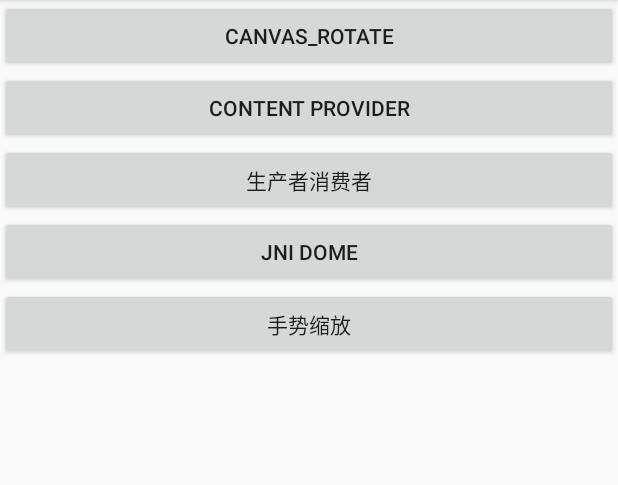
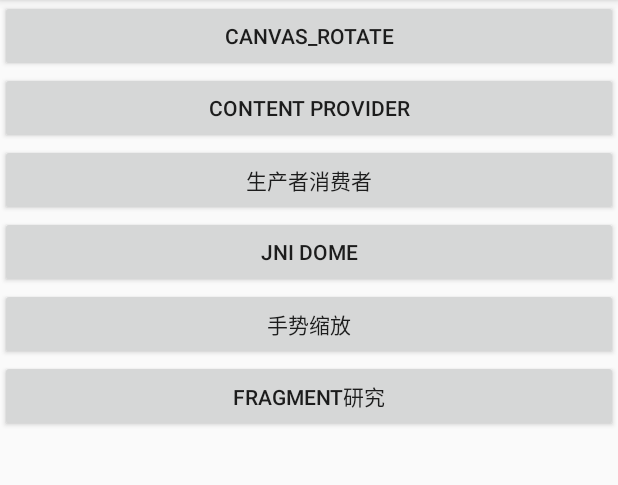
Before and after one commit to Linus-Smith/Android-rehearsal, an Android app: the screen it shows after launch (MainActivity), on a phone screen of 412 x 824 dp, the part 84-569 px from its top. Run offline under Robolectric (Android 15) with nearby library versions, the phone set to English and light mode, and no system bars.

Commit message:
[MD]add FragmentDome

```diff
--- a/MDevelopers/src/main/AndroidManifest.xml
+++ b/MDevelopers/src/main/AndroidManifest.xml
@@ -31,7 +31,8 @@
         <activity android:name=".activity.ContentProviderActivity" />
         <activity android:name=".activity.ThreadDomeOne" />
         <activity android:name=".activity.JniDomeActivity" />
-        <activity android:name=".activity.ScaleGestureActivity"></activity>
+        <activity android:name=".activity.ScaleGestureActivity" />
+        <activity android:name=".activity.FragmentDomeActivity"></activity>
     </application>
 
 </manifest>
--- a/MDevelopers/src/main/java/com/yang/mdevelopers/MainActivity.java
+++ b/MDevelopers/src/main/java/com/yang/mdevelopers/MainActivity.java
@@ -7,6 +7,7 @@ import android.view.View;
 
 import com.yang.mdevelopers.activity.CanvasRotate;
 import com.yang.mdevelopers.activity.ContentProviderActivity;
+import com.yang.mdevelopers.activity.FragmentDomeActivity;
 import com.yang.mdevelopers.activity.JniDomeActivity;
 import com.yang.mdevelopers.activity.ScaleGestureActivity;
 import com.yang.mdevelopers.activity.ThreadDomeOne;
@@ -24,6 +25,7 @@ public class MainActivity extends AppCompatActivity implements View.OnClickListe
         findViewById(R.id.bt_thread_one).setOnClickListener(this);
         findViewById(R.id.bt_jni_dome).setOnClickListener(this);
         findViewById(R.id.bt_scale_gesture).setOnClickListener(this);
+        findViewById(R.id.bt_fragment).setOnClickListener(this);
     }
 
     @Override
@@ -45,6 +47,9 @@ public class MainActivity extends AppCompatActivity implements View.OnClickListe
             case R.id.bt_scale_gesture:
                 mIntent.setClass(this, ScaleGestureActivity.class);
                 break;
+            case R.id.bt_fragment:
+                mIntent.setClass(this, FragmentDomeActivity.class);
+                break;
         }
         startActivity(mIntent);
     }
--- a/MDevelopers/src/main/java/com/yang/mdevelopers/view/ZoomImageView.java
+++ b/MDevelopers/src/main/java/com/yang/mdevelopers/view/ZoomImageView.java
@@ -173,7 +173,8 @@ public class ZoomImageView extends ImageView implements ScaleGestureDetector.OnS
             // 图片移动至屏幕中心
             mScaleMatrix.postTranslate((width - dw) / 2, (height - dh) / 2);
             mScaleMatrix.postScale(scale, scale, getWidth() / 2, getHeight() / 2);
-
+             mScaleMatrix.setRotate(50);
+            mScaleMatrix.postTranslate(400, 0);
             System.out.println(mScaleMatrix+"===========");
             setImageMatrix(mScaleMatrix);
             once = false;
--- a/MDevelopers/src/main/res/layout/activity_main.xml
+++ b/MDevelopers/src/main/res/layout/activity_main.xml
@@ -34,5 +34,10 @@
         android:layout_width="match_parent"
         android:layout_height="wrap_content"
         android:text="手势缩放"/>
+    <Button
+        android:id="@+id/bt_fragment"
+        android:layout_width="match_parent"
+        android:layout_height="wrap_content"
+        android:text="fragment研究"/>
 
 </LinearLayout>
```
Also changed, not shown: MDevelopers/src/main/java/com/yang/mdevelopers/activity/FragmentDomeActivity.java (added, +15 -0 lines), MDevelopers/src/main/res/layout/activity_fragment_dome.xml (added, +13 -0 lines).
